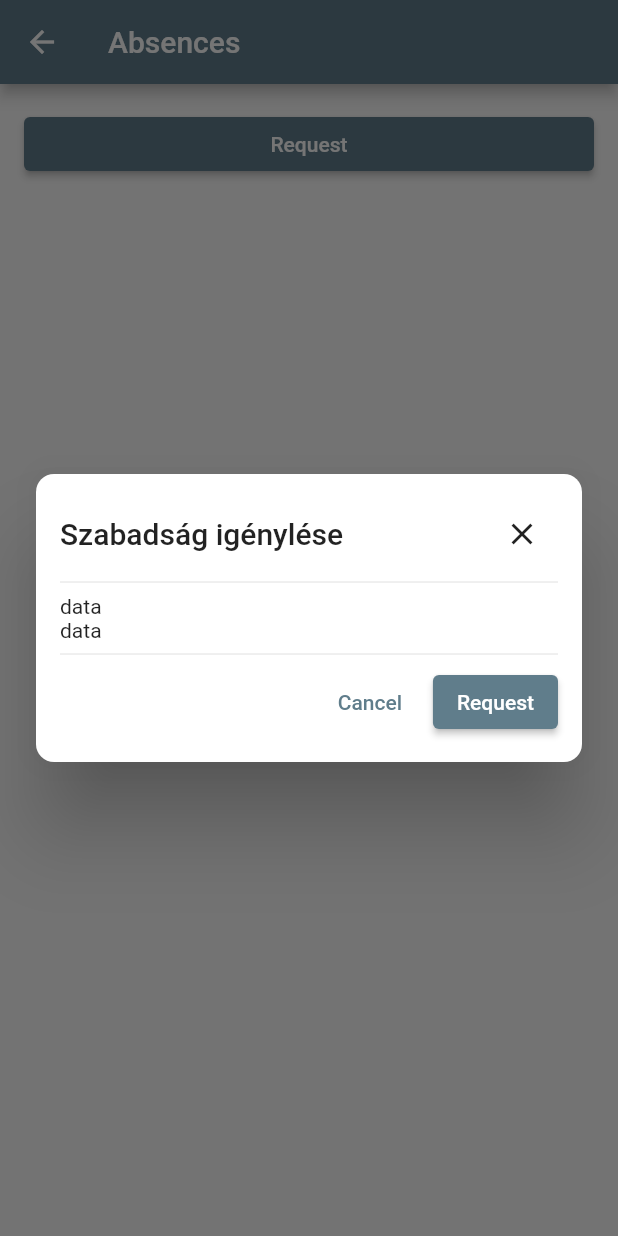
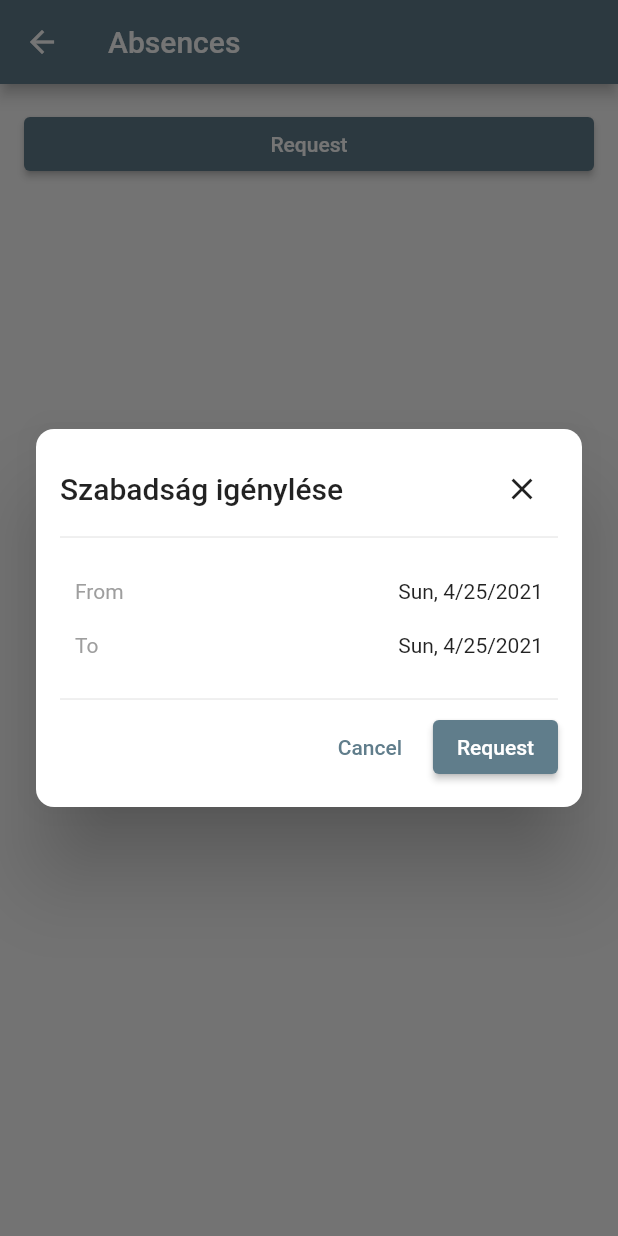
Before and after one commit to jaklia/pm_flutter, a Flutter app: the LeavesScreen screen opened directly, after a tap on "Request", on a phone screen of 412 x 824 dp. Run offline on Flutter 3.47's test engine with Material 2 defaults, Android fonts, the phone set to English and light mode, and no system bars; our stand-ins replace dio, jwt_decoder, rxdart, shared_preferences, table_calendar; accounts and stored records are empty; generated files the repository leaves out were written again; network calls fail.

Commit message:
modal dialog

```diff
--- a/assets/lang/en.json
+++ b/assets/lang/en.json
@@ -2,7 +2,8 @@
     "login": "Login",
     "username": "Username",
     "password": "Password",
-    "__leaves": "",
+    "cancel": "Cancel",
+    "__LEAVES": "",
     "leaves": "Absences",
     "leaveRequest": "Request",
     "leaveStatus": "Status",
--- a/assets/lang/hu.json
+++ b/assets/lang/hu.json
@@ -2,7 +2,8 @@
     "login": "Bejelentkezés",
     "username": "Név",
     "password": "Jelszó",
-    "__leaves": "",
+    "cancel": "Mégse",
+    "__LEAVES": "",
     "leaves": "Szabadságok",
     "leaveRequest": "Igénylés",
     "leaveStatus": "Állapot",
--- /dev/null
+++ b/lib/components/edit_leave_dialog.dart
@@ -0,0 +1,92 @@
+import 'package:flutter/material.dart';
+import 'package:intl/intl.dart';
+import 'package:pm_flutter/app_localizations.dart';
+import 'package:pm_flutter/components/form_dialog.dart';
+import 'package:pm_flutter/components/simple_info_row.dart';
+import 'package:pm_flutter/constants/localization.dart';
+
+class EditLeaveDialog extends StatefulWidget {
+  @override
+  _EditLeaveDialogState createState() => _EditLeaveDialogState();
+}
+
+class _EditLeaveDialogState extends State<EditLeaveDialog> {
+  DateTime _from;
+  DateTime _to;
+
+  @override
+  void initState() {
+    super.initState();
+    _from = DateTime.now();
+    _to = DateTime.now();
+  }
+
+  @override
+  Widget build(BuildContext context) {
+    return FormDialog(
+      title: 'Szabadság igénylése',
+      cancelText: AppLocalizations.of(context).translate(Strings.cancel),
+      submitText: AppLocalizations.of(context).translate(Strings.leaveRequest),
+      onCancel: () => Navigator.of(context).pop(),
+      onClose: () => Navigator.of(context).pop(),
+      onSubmit: () {},
+      children: [
+        SizedBox(height: 10),
+        InkWell(
+          onTap: selectFrom,
+          child: Padding(
+            padding: const EdgeInsets.all(10),
+            child: SimpleInfoRow(
+              info: DateFormat.yMEd(
+                AppLocalizations.of(context).locale.languageCode,
+              ).format(_from),
+              title: AppLocalizations.of(context).translate(Strings.leaveStartDate),
+            ),
+          ),
+        ),
+        InkWell(
+          onTap: selectTo,
+          child: Padding(
+            padding: const EdgeInsets.all(10),
+            child: SimpleInfoRow(
+              info: DateFormat.yMEd(
+                AppLocalizations.of(context).locale.languageCode,
+              ).format(_to),
+              title: AppLocalizations.of(context).translate(Strings.leaveEndDate),
+            ),
+          ),
+        ),
+        SizedBox(height: 10),
+      ],
+    );
+  }
+
+  Future<void> selectFrom() async {
+    var from = await selectDate(_from);
+    if (from != null) {
+      setState(() {
+        _from = from;
+      });
+    }
+  }
+
+  Future<void> selectTo() async {
+    var to = await selectDate(_to);
+    if (to != null) {
+      setState(() {
+        _to = to;
+      });
+    }
+  }
+
+  Future<DateTime> selectDate(DateTime date) async {
+    return await showDatePicker(
+      context: context,
+      initialDate: date,
+      firstDate: date,
+      lastDate: DateTime.now().add(
+        Duration(days: 365),
+      ),
+    );
+  }
+}
--- a/lib/components/form_dialog.dart
+++ b/lib/components/form_dialog.dart
@@ -1,11 +1,24 @@
 import 'package:flutter/material.dart';
+import 'package:pm_flutter/models/leave.dart';
 
 class FormDialog extends StatelessWidget {
   final String title;
   final List<Widget> children;
+  final String cancelText;
   final Function onSubmit;
+  final String submitText;
+  final Function onCancel;
+  final Function onClose;
 
-  FormDialog({this.title, this.children, this.onSubmit});
+  FormDialog({
+    @required this.title,
+    @required this.children,
+    @required this.onSubmit,
+    @required this.cancelText,
+    @required this.submitText,
+    @required this.onCancel,
+    @required this.onClose,
+  });
 
   @override
   Widget build(BuildContext context) {
@@ -51,15 +64,13 @@ class FormDialog extends StatelessWidget {
       mainAxisAlignment: MainAxisAlignment.end,
       children: [
         TextButton(
-          onPressed: () {
-            Navigator.of(context).pop();
-          },
-          child: Text('Cancel'),
+          onPressed: onCancel,
+          child: Text(cancelText),
         ),
         SizedBox(width: 10),
         ElevatedButton(
-          onPressed: () {},
-          child: Text('Request'),
+          onPressed: onSubmit,
+          child: Text(submitText),
         ),
       ],
     );
@@ -75,9 +86,7 @@ class FormDialog extends StatelessWidget {
         ),
         IconButton(
           icon: Icon(Icons.close),
-          onPressed: () {
-            Navigator.of(context).pop();
-          },
+          onPressed: onClose,
         ),
       ],
     );
--- a/lib/constants/localization.dart
+++ b/lib/constants/localization.dart
@@ -4,10 +4,11 @@ class Strings {
   static const password = "password";
   static const username = "username";
 
+  static const cancel = "cancel";
+
   static const leaves = "leaves";
   static const leaveRequest = "leaveRequest";
   static const leaveStatus = "leaveStatus";
-
   static const leaveAppr = "leaveApproved";
   static const leaveNotAppr = "leaveNotApproved";
   static const leaveStartDate = "leaveStartDate";
--- a/lib/screens/leaves.dart
+++ b/lib/screens/leaves.dart
@@ -1,9 +1,8 @@
 import 'package:flutter/material.dart';
-import 'package:flutter/services.dart';
 import 'package:intl/intl.dart';
 import 'package:pm_flutter/app_localizations.dart';
 import 'package:pm_flutter/bloc/leaves/leaves_bloc.dart';
-import 'package:pm_flutter/components/form_dialog.dart';
+import 'package:pm_flutter/components/edit_leave_dialog.dart';
 import 'package:pm_flutter/components/simple_info_row.dart';
 import 'package:pm_flutter/constants/localization.dart';
 import 'package:pm_flutter/models/leave.dart';
@@ -14,8 +13,20 @@ class LeavesScreen extends StatefulWidget {
   _LeavesScreenState createState() => _LeavesScreenState();
 }
 
+class Asd {
+  Asd(int a, int b);
+}
+
 class _LeavesScreenState extends State<LeavesScreen> {
   LeavesBloc _leavesBloc;
+  DateTime _from, _to;
+
+  @override
+  void initState() {
+    super.initState();
+    _from = DateTime.now();
+    _to = DateTime.now();
+  }
 
   @override
   void didChangeDependencies() {
@@ -45,13 +56,7 @@ class _LeavesScreenState extends State<LeavesScreen> {
                   ),
                   onPressed: () => showDialog(
                     context: context,
-                    builder: (_) => FormDialog(
-                      title: 'Szabadság igénylése',
-                      children: [
-                        Text("data"),
-                        Text("data"),
-                      ],
-                    ),
+                    builder: (_) => EditLeaveDialog(),
                     barrierDismissible: false,
                   ),
                 ),
```
